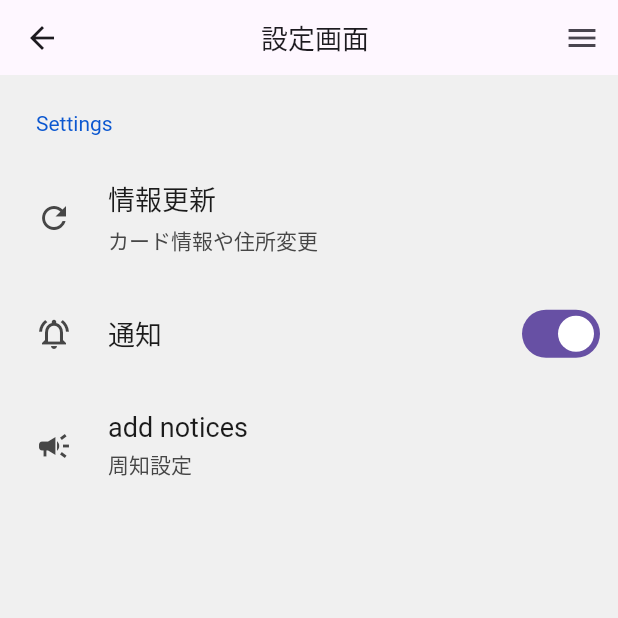
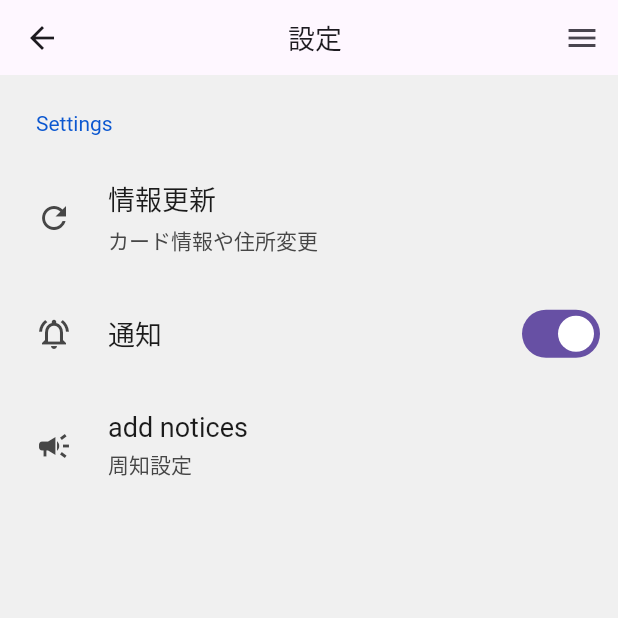
Before and after one commit to key-matrix/toyToiToy, a Flutter app: the InventoryListTop screen opened directly, after a tap on the "menu" icon, after a tap on "settings", on a phone screen of 412 x 824 dp, the top half of it. Run offline on Flutter 3.47's test engine with Material 3 defaults, Android fonts, the phone set to English and light mode, and no system bars; drawn by our look-alikes of settings_ui; our stand-ins replace fl_chart, flutter_riverpod, marquee; network calls fail; Roboto replaces fonts that are missing (JpFont).

Commit message:
UI修正-文言修正

```diff
--- a/lib/view/view_widget/parts/drawer.dart
+++ b/lib/view/view_widget/parts/drawer.dart
@@ -61,15 +61,18 @@ class CommonDrawer extends ConsumerWidget {
               ),
             ),
 
-            const ListTile(
-              title: Text("Message"),
-              subtitle: Text("メッセージ"),
-              leading: Padding(
+            ListTile(
+              title: const Text("Message"),
+              subtitle: const Text("メッセージ"),
+              leading: const Padding(
                 padding: EdgeInsets.all(8.0),
                 child: Icon(
                   Icons.mail_outline,
                 ),
               ),
+              onTap: () {
+                //  メッセージ画面へ遷移
+              },
             ),
 
             // const ListTile(
--- a/lib/view/view_widget/screen/common_widget/settings/setting_top.dart
+++ b/lib/view/view_widget/screen/common_widget/settings/setting_top.dart
@@ -13,7 +13,7 @@ class SettingTop extends ConsumerWidget {
       appBar: const PreferredSize(
         preferredSize: Size.fromHeight(
             50), //当日、前日売上amount表示   todo 要件確認  animation(右から流れる表示)
-        child: SettingsAppbar("設定画面"),
+        child: SettingsAppbar("設定"),
       ),
       endDrawer: const CommonDrawer(),
       body: SettingsList(
```
